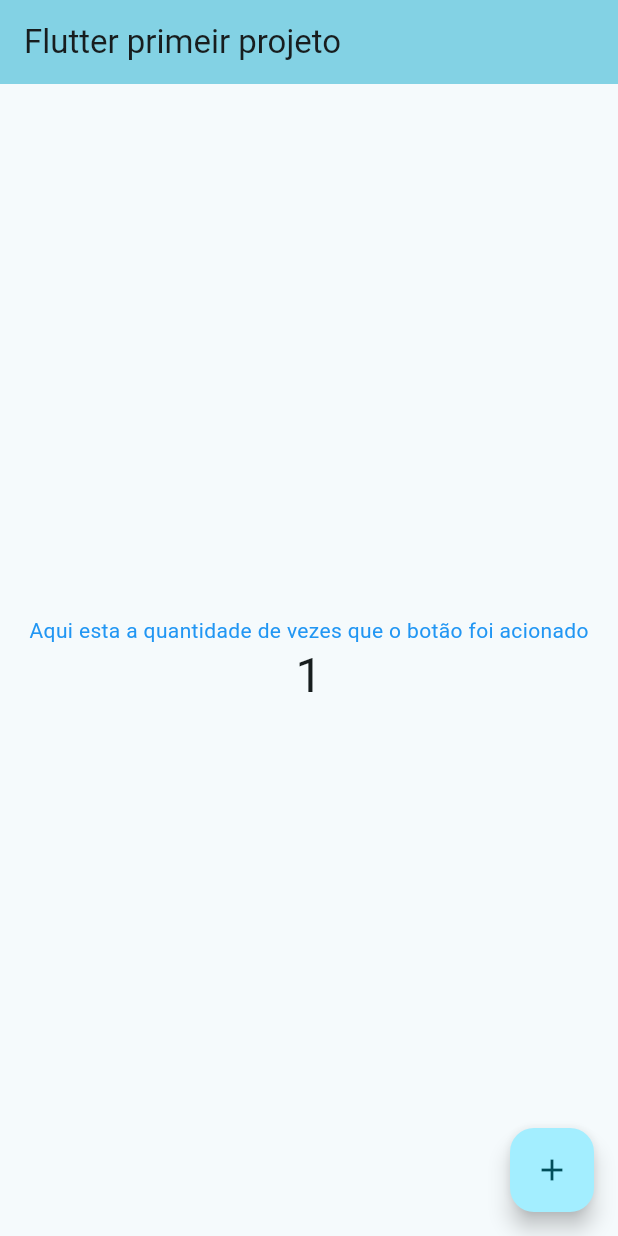
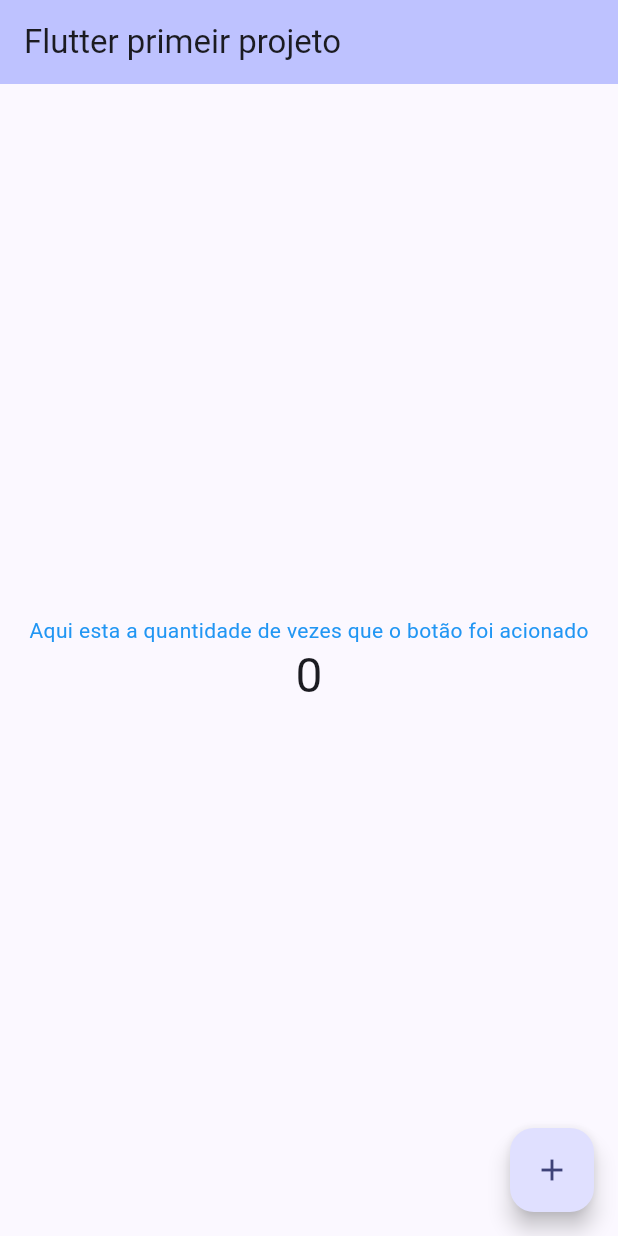
Before and after one commit to Lim4o/meuappflutter, a Flutter app: the screen it shows after launch, after a tap on the "add" icon, on a phone screen of 412 x 824 dp. Run offline on Flutter 3.47's test engine with Material 3 defaults, Android fonts, the phone set to English and light mode, and no system bars.

Commit message:
Update main.dart

```diff
--- a/lib/main.dart
+++ b/lib/main.dart
@@ -29,7 +29,7 @@ class MyApp extends StatelessWidget {
         // This works for code too, not just values: Most code changes can be
         // tested with just a hot reload.
         colorScheme: ColorScheme.fromSeed(
-          seedColor: const Color.fromARGB(255, 0, 225, 255),
+          seedColor: const Color.fromARGB(255, 0, 4, 255),
         ),
       ),
       home: const MyHomePage(title: 'Flutter primeir projeto'),
@@ -65,7 +65,7 @@ class _MyHomePageState extends State<MyHomePage> {
       // so that the display can reflect the updated values. If we changed
       // _counter without calling setState(), then the build method would not be
       // called again, and so nothing would appear to happen.
-      _counter++;
+      _counter + 2;
     });
   }
 
```
